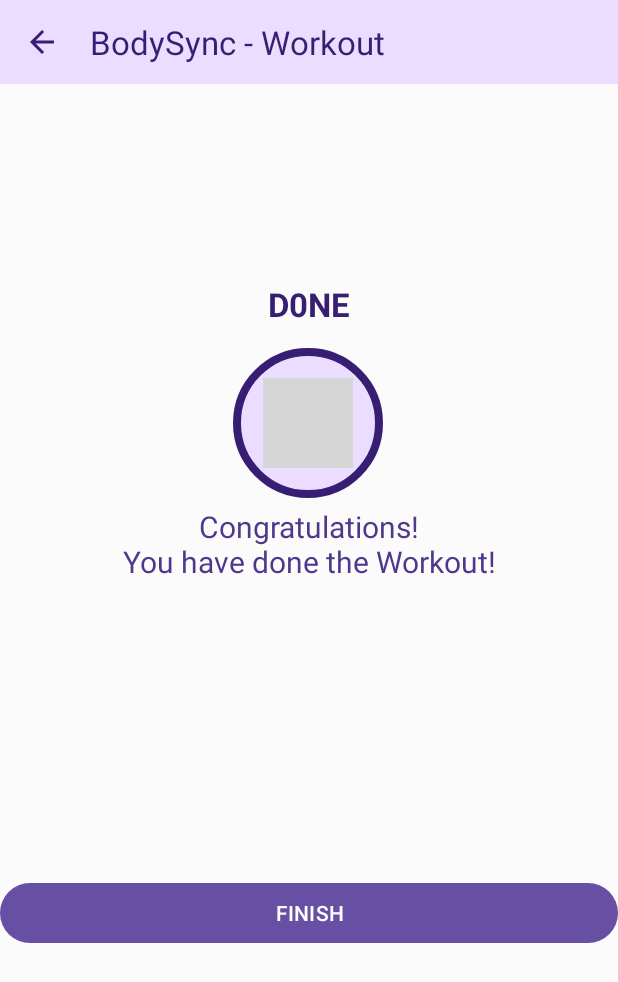
After one commit to harshsingh-io/BodySync, an Android app: the FinishActivity screen opened directly, with no data from a screen before it, on a phone screen of 412 x 824 dp. The commit adds this screen. Shown: the top 982 px of the screen. Run offline under Robolectric (Android 15) with nearby library versions, the phone set to English and light mode, and no system bars; grey boxes are pictures that could not be loaded.

Commit message:
Implemented Finish Activity, Custom Dialog for onback pressed

```diff
--- /dev/null
+++ b/app/src/main/java/com/example/bodysync_workout/FinishActivity.kt
@@ -0,0 +1,32 @@
+package com.example.bodysync_workout
+
+import android.content.Intent
+import androidx.appcompat.app.AppCompatActivity
+import android.os.Bundle
+import com.example.bodysync_workout.databinding.ActivityFinishBinding
+
+class FinishActivity : AppCompatActivity() {
+    private var binding: ActivityFinishBinding? = null
+    override fun onCreate(savedInstanceState: Bundle?) {
+        super.onCreate(savedInstanceState)
+        binding = ActivityFinishBinding.inflate(layoutInflater)
+        setContentView(binding?.root)
+        setSupportActionBar(binding?.toolbarFinishActivity)
+        if (supportActionBar != null) {
+            supportActionBar?.setDisplayHomeAsUpEnabled(true)
+        }
+        binding?.toolbarFinishActivity?.setNavigationOnClickListener {
+            onBackPressed()
+        }
+        binding?.btnFinish?.setOnClickListener{
+            finish()
+            val intent = Intent(this, MainActivity::class.java)
+            startActivity(intent)
+
+        }
+    }
+    override fun onDestroy() {
+        super.onDestroy()
+        binding = null
+    }
+}
--- a/app/src/main/java/com/example/bodysync_workout/MainActivity.kt
+++ b/app/src/main/java/com/example/bodysync_workout/MainActivity.kt
@@ -5,6 +5,7 @@ import androidx.appcompat.app.AppCompatActivity
 import android.os.Bundle
 import android.widget.FrameLayout
 import android.widget.Toast
+import com.example.bodysync_workout.databinding.ActivityBmiBinding
 import com.example.bodysync_workout.databinding.ActivityMainBinding
 
 class MainActivity : AppCompatActivity() {
@@ -19,6 +20,10 @@ class MainActivity : AppCompatActivity() {
             val intent = Intent(this, ExerciseActivity::class.java)
             startActivity(intent)
         }
+        binding?.flBMI?.setOnClickListener{
+            val intent = Intent(this, BMIActivity::class.java)
+            startActivity(intent)
+        }
     }
 
     override fun onDestroy() {
--- /dev/null
+++ b/app/src/main/res/drawable/cancel_dialog_background.xml
@@ -0,0 +1,5 @@
+<?xml version="1.0" encoding="utf-8"?>
+<shape xmlns:android="http://schemas.android.com/apk/res/android">
+    <solid android:color="#FFFFFF" />
+    <corners android:radius="20dp" />
+</shape>
--- /dev/null
+++ b/app/src/main/res/layout/activity_finish.xml
@@ -0,0 +1,86 @@
+<?xml version="1.0" encoding="utf-8"?>
+<androidx.constraintlayout.widget.ConstraintLayout xmlns:android="http://schemas.android.com/apk/res/android"
+    xmlns:app="http://schemas.android.com/apk/res-auto"
+    xmlns:tools="http://schemas.android.com/tools"
+    android:layout_width="match_parent"
+    android:layout_height="match_parent"
+    android:background="@color/animation_color">
+    <androidx.appcompat.widget.Toolbar
+        android:id="@+id/toolbarFinishActivity"
+        android:layout_width="match_parent"
+        android:layout_height="?android:attr/actionBarSize"
+        android:theme="@style/ToolbarTheme"
+        android:background="@color/background"
+        app:titleTextColor="@color/primary"
+        app:layout_constraintTop_toTopOf="parent"
+        />
+
+
+    <TextView
+        android:id="@+id/textView"
+        android:layout_width="wrap_content"
+        android:layout_height="wrap_content"
+        android:text="D0NE"
+        android:textColor="@color/primary"
+        android:textSize="@dimen/default_button_text_size"
+        android:padding="@dimen/main_screen_main_layout_padding"
+        android:textStyle="bold"
+        app:layout_constraintBottom_toTopOf="@+id/frameLayout"
+        app:layout_constraintEnd_toEndOf="parent"
+        app:layout_constraintStart_toStartOf="parent"
+        app:layout_constraintTop_toTopOf="parent"
+        app:layout_constraintVertical_bias="0.951" />
+
+    <FrameLayout
+        android:id="@+id/frameLayout"
+        android:layout_width="100dp"
+        android:layout_height="100dp"
+        android:background="@drawable/item_circular_color_accent_border"
+        app:layout_constraintBottom_toBottomOf="parent"
+        app:layout_constraintEnd_toEndOf="parent"
+        app:layout_constraintHorizontal_bias="0.498"
+        app:layout_constraintStart_toStartOf="parent"
+        app:layout_constraintTop_toTopOf="parent"
+        app:layout_constraintVertical_bias="0.32">
+
+        <LinearLayout
+            android:layout_width="60dp"
+            android:layout_height="60dp"
+            android:layout_gravity="center"
+            android:background="@drawable/item_circular_color_accent_background"
+            android:gravity="center">
+
+            <ImageView
+                android:id="@+id/ivFinish"
+                android:layout_width="30dp"
+                android:layout_height="30dp"
+                android:textSize="@dimen/default_button_text_size"
+                android:textStyle="bold"
+                app:srcCompat="@android:drawable/checkbox_on_background" />
+        </LinearLayout>
+    </FrameLayout>
+
+    <TextView
+        android:id="@+id/tvFinishDescription"
+        android:layout_width="wrap_content"
+        android:layout_height="wrap_content"
+        android:textSize="20sp"
+        android:padding="@dimen/main_screen_main_layout_padding"
+        android:textColor="@color/primaryContainer_text"
+        android:text="Congratulations!\nYou have done the Workout!"
+        android:gravity="center"
+        app:layout_constraintEnd_toEndOf="parent"
+        app:layout_constraintStart_toStartOf="parent"
+        app:layout_constraintTop_toBottomOf="@+id/frameLayout" />
+
+    <Button
+        android:id="@+id/btnFinish"
+        android:layout_width="match_parent"
+        android:layout_height="wrap_content"
+        android:text="@string/finish"
+        app:layout_constraintBottom_toBottomOf="parent"
+        app:layout_constraintEnd_toEndOf="parent"
+        app:layout_constraintStart_toStartOf="parent"
+        app:layout_constraintTop_toBottomOf="@+id/tvFinishDescription" />
+
+</androidx.constraintlayout.widget.ConstraintLayout>
--- a/app/src/main/res/values/strings.xml
+++ b/app/src/main/res/values/strings.xml
@@ -7,4 +7,7 @@
     <string name="_10">10</string>
     <string name="_30">30</string>
     <string name="upcoming_exercise">UPCOMING EXERCISE :</string>
+    <string name="finish">FINISH</string>
+    <string name="bmi">BMI</string>
+    <string name="calculate">CALCULATE</string>
 </resources>
```
Also changed, not shown: app/src/main/AndroidManifest.xml (+10 -3 lines), app/src/main/java/com/example/bodysync_workout/BMIActivity.kt (added, +25 -0 lines), app/src/main/java/com/example/bodysync_workout/ExerciseActivity.kt (+27 -18 lines), app/src/main/res/layout/activity_bmi.xml (added, +19 -0 lines), app/src/main/res/layout/activity_main.xml (+34 -0 lines), app/src/main/res/layout/dialog_custom_back_confirmation.xml (added, +50 -0 lines).
